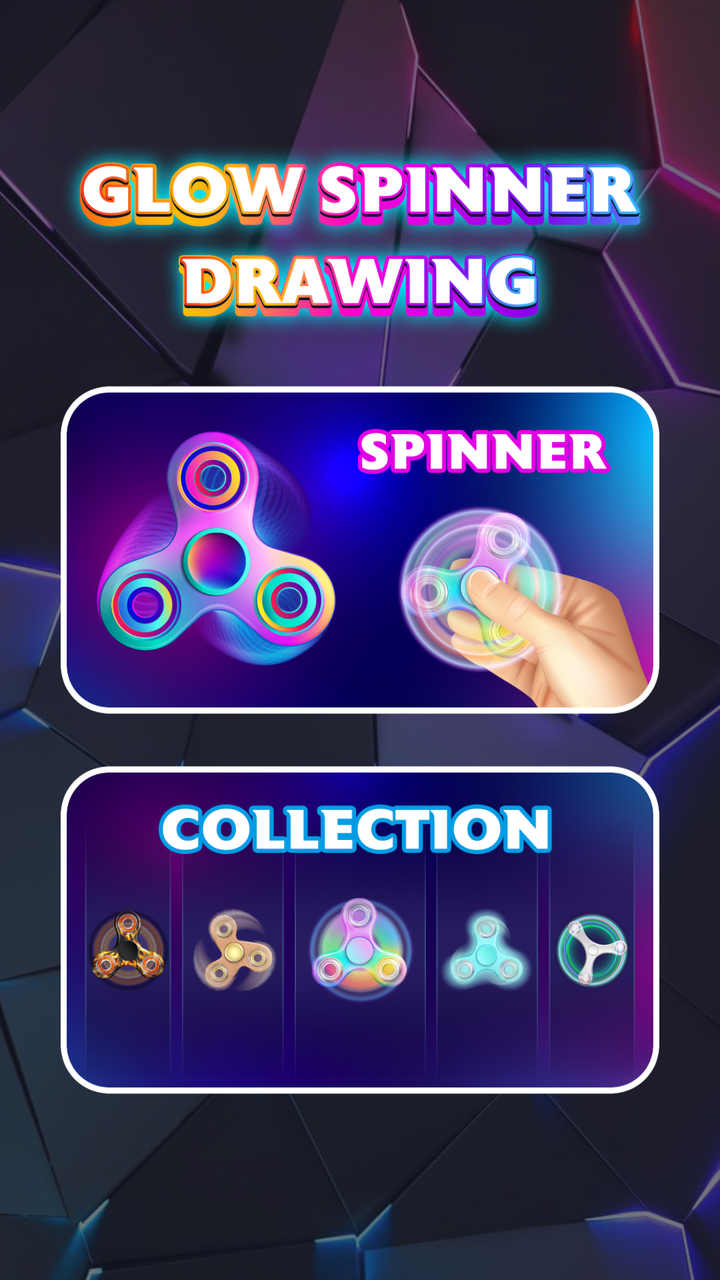
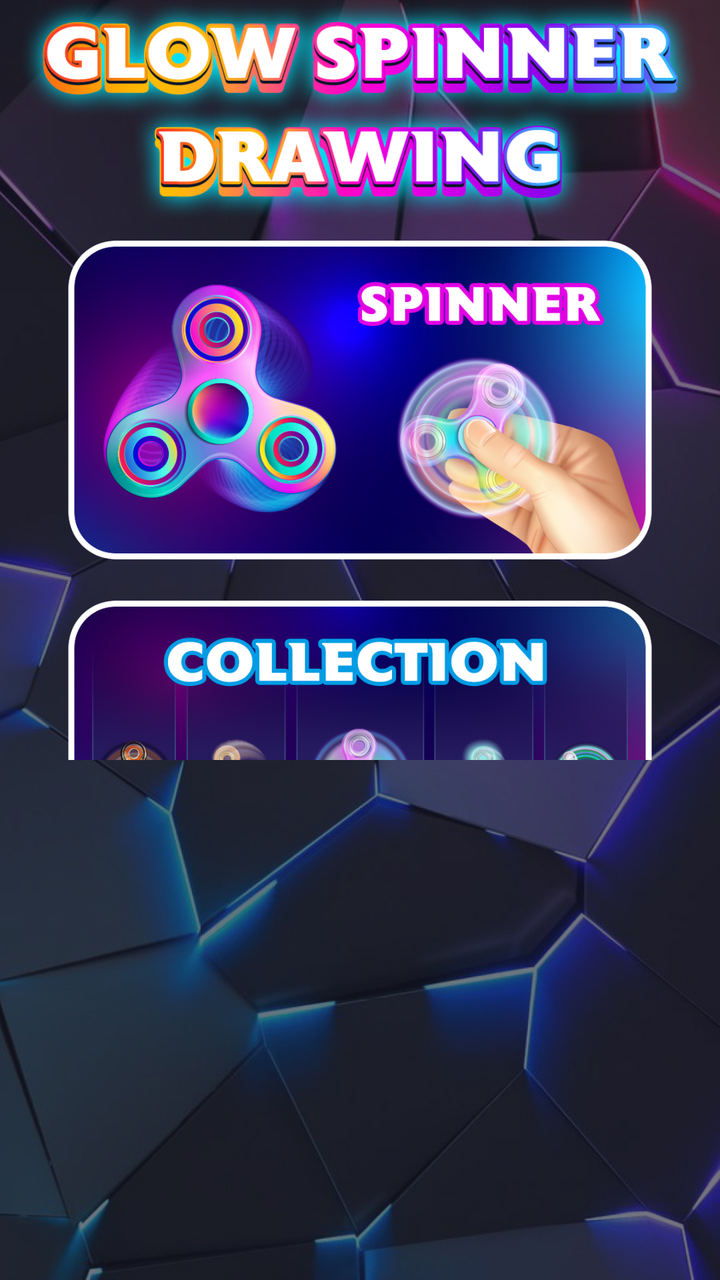

Before-and-after screenshots of an Android layout around one commit, followed by the original layout XML and the change that was made.
<!-- AndroidManifest.xml: application theme Theme.MyApp -->
<!-- res/layout/activity_home.xml -->
<?xml version="1.0" encoding="utf-8"?>
<RelativeLayout xmlns:android="http://schemas.android.com/apk/res/android"
    android:layout_width="match_parent"
    android:layout_height="match_parent">

    <ImageView
        android:id="@+id/home_img_bg"
        android:layout_width="match_parent"
        android:layout_height="match_parent"
        android:scaleType="centerCrop"
        android:src="@drawable/bg_home" />

    <RelativeLayout
        android:id="@+id/root_layout"
        android:layout_width="match_parent"
        android:layout_height="match_parent">

        <LinearLayout
            android:layout_width="match_parent"
            android:layout_height="match_parent"
            android:orientation="vertical"
            android:paddingHorizontal="30dp">

            <ImageView
                android:layout_width="match_parent"
                android:layout_height="120dp"
                android:layout_marginTop="60dp"
                android:src="@drawable/logo" />

            <ImageView
                android:id="@+id/home_btn_spinner"
                android:layout_width="match_parent"
                android:layout_height="170dp"
                android:layout_marginTop="10dp"
                android:src="@drawable/homt_ic_btn_spinner" />

            <ImageView
                android:id="@+id/home_btn_collection"
                android:layout_width="match_parent"
                android:layout_height="170dp"
                android:layout_marginTop="20dp"
                android:src="@drawable/homt_ic_btn_collection" />
        </LinearLayout>

    </RelativeLayout>
</RelativeLayout>
<!-- resources referenced by this layout -->
<resources>
  <!-- drawable bg_home: jpg bitmap (drawable-nodpi, 236500 bytes) -->
  <!-- drawable homt_ic_btn_collection: png bitmap (drawable-nodpi, 439795 bytes) -->
  <!-- drawable homt_ic_btn_spinner: png bitmap (drawable-nodpi, 469183 bytes) -->
  <!-- drawable logo: png bitmap (drawable-nodpi, 115373 bytes) -->
  <style name="Theme.MyApp" parent="Theme.Material3.DayNight.NoActionBar" />
</resources>

<!-- the commit's change to res/layout/activity_home.xml (unified diff, before → after) -->
@@ -1,5 +1,6 @@
 <?xml version="1.0" encoding="utf-8"?>
 <RelativeLayout xmlns:android="http://schemas.android.com/apk/res/android"
+    xmlns:app="http://schemas.android.com/apk/res-auto"
     android:layout_width="match_parent"
     android:layout_height="match_parent">
 
@@ -15,29 +16,45 @@
         android:layout_width="match_parent"
         android:layout_height="match_parent">
 
+        <RelativeLayout
+            android:id="@+id/layout_nativeads"
+            android:layout_width="match_parent"
+            android:layout_height="250dp"
+            android:layout_alignParentBottom="true">
+
+            <com.google.android.ads.nativetemplates.TemplateView
+                android:id="@+id/app_nativeads"
+                android:layout_width="match_parent"
+                android:layout_height="wrap_content"
+                android:visibility="gone"
+                app:gnt_size_min="true"
+                app:gnt_template_type="@layout/gnt_medium_template_view_button_top" />
+
+        </RelativeLayout>
+
         <LinearLayout
             android:layout_width="match_parent"
-            android:layout_height="match_parent"
-            android:orientation="vertical"
-            android:paddingHorizontal="30dp">
+            android:layout_height="wrap_content"
+            android:layout_above="@id/layout_nativeads"
+            android:layout_marginBottom="10dp"
+            android:orientation="vertical">
 
             <ImageView
                 android:layout_width="match_parent"
-                android:layout_height="120dp"
-                android:layout_marginTop="60dp"
+                android:layout_height="110dp"
                 android:src="@drawable/logo" />
 
             <ImageView
                 android:id="@+id/home_btn_spinner"
                 android:layout_width="match_parent"
-                android:layout_height="170dp"
+                android:layout_height="160dp"
                 android:layout_marginTop="10dp"
                 android:src="@drawable/homt_ic_btn_spinner" />
 
             <ImageView
                 android:id="@+id/home_btn_collection"
                 android:layout_width="match_parent"
-                android:layout_height="170dp"
+                android:layout_height="160dp"
                 android:layout_marginTop="20dp"
                 android:src="@drawable/homt_ic_btn_collection" />
         </LinearLayout>
